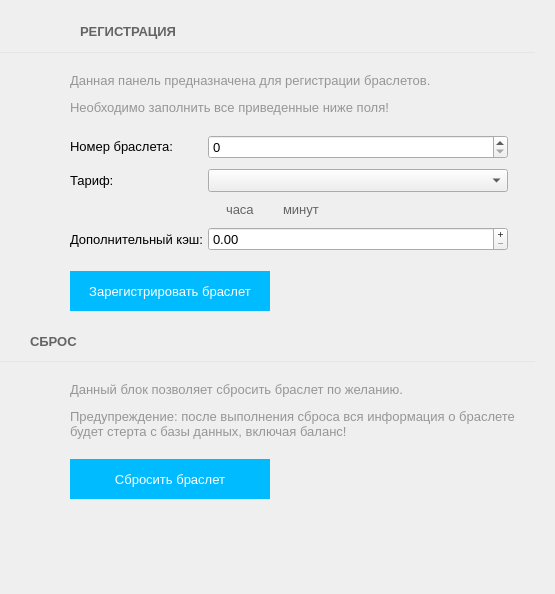
Old version of the form Client/forms/RegisterForm.ui in the repository Baxulio/Attraction.
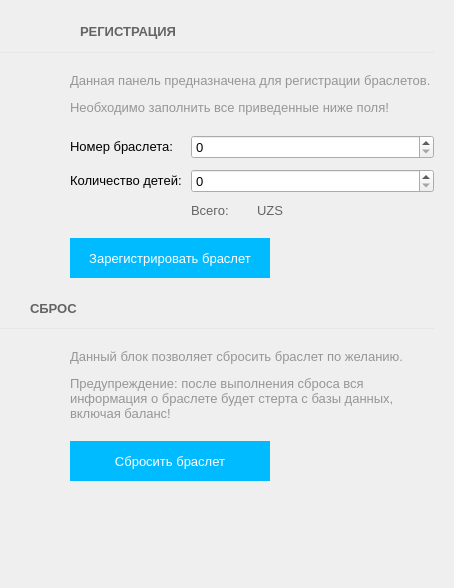
New version of the form. Icons and pictures are not drawn.

Patch:
```diff
--- a/Client/forms/RegisterForm.ui
+++ b/Client/forms/RegisterForm.ui
@@ -6,8 +6,8 @@
    <rect>
     <x>0</x>
     <y>0</y>
-    <width>555</width>
-    <height>594</height>
+    <width>454</width>
+    <height>588</height>
    </rect>
   </property>
   <property name="windowTitle">
@@ -190,84 +190,6 @@
          <property name="verticalSpacing">
           <number>10</number>
          </property>
-         <item row="3" column="0">
-          <widget class="QLabel" name="label_28">
-           <property name="font">
-            <font>
-             <pointsize>10</pointsize>
-            </font>
-           </property>
-           <property name="text">
-            <string>Дополнительный кэш:</string>
-           </property>
-          </widget>
-         </item>
-         <item row="3" column="1">
-          <widget class="QDoubleSpinBox" name="cash_doubleSpinBox">
-           <property name="sizePolicy">
-            <sizepolicy hsizetype="Minimum" vsizetype="Fixed">
-             <horstretch>0</horstretch>
-             <verstretch>0</verstretch>
-            </sizepolicy>
-           </property>
-           <property name="maximumSize">
-            <size>
-             <width>300</width>
-             <height>16777215</height>
-            </size>
-           </property>
-           <property name="font">
-            <font>
-             <pointsize>10</pointsize>
-            </font>
-           </property>
-           <property name="buttonSymbols">
-            <enum>QAbstractSpinBox::PlusMinus</enum>
-           </property>
-           <property name="decimals">
-            <number>2</number>
-           </property>
-           <property name="maximum">
-            <double>10000000.000000000000000</double>
-           </property>
-           <property name="singleStep">
-            <double>500.000000000000000</double>
-           </property>
-          </widget>
-         </item>
-         <item row="1" column="0">
-          <widget class="QLabel" name="label_2">
-           <property name="font">
-            <font>
-             <pointsize>10</pointsize>
-            </font>
-           </property>
-           <property name="text">
-            <string>Тариф:                   </string>
-           </property>
-          </widget>
-         </item>
-         <item row="1" column="1">
-          <widget class="QComboBox" name="tariff_comboBox">
-           <property name="sizePolicy">
-            <sizepolicy hsizetype="Preferred" vsizetype="Fixed">
-             <horstretch>0</horstretch>
-             <verstretch>0</verstretch>
-            </sizepolicy>
-           </property>
-           <property name="maximumSize">
-            <size>
-             <width>300</width>
-             <height>16777215</height>
-            </size>
-           </property>
-           <property name="font">
-            <font>
-             <pointsize>10</pointsize>
-            </font>
-           </property>
-          </widget>
-         </item>
          <item row="0" column="0">
           <widget class="QLabel" name="label">
            <property name="font">
@@ -302,10 +224,49 @@
            <property name="maximum">
             <number>999</number>
            </property>
+           <property name="value">
+            <number>0</number>
+           </property>
+          </widget>
+         </item>
+         <item row="1" column="0">
+          <widget class="QLabel" name="label_9">
+           <property name="font">
+            <font>
+             <pointsize>10</pointsize>
+            </font>
+           </property>
+           <property name="text">
+            <string>&lt;html&gt;&lt;head/&gt;&lt;body&gt;&lt;p&gt;Количество детей: &lt;/p&gt;&lt;/body&gt;&lt;/html&gt;</string>
+           </property>
+          </widget>
+         </item>
+         <item row="1" column="1">
+          <widget class="QSpinBox" name="childs_spinBox">
+           <property name="sizePolicy">
+            <sizepolicy hsizetype="Minimum" vsizetype="Fixed">
+             <horstretch>0</horstretch>
+             <verstretch>0</verstretch>
+            </sizepolicy>
+           </property>
+           <property name="maximumSize">
+            <size>
+             <width>300</width>
+             <height>16777215</height>
+            </size>
+           </property>
+           <property name="font">
+            <font>
+             <pointsize>10</pointsize>
+            </font>
+           </property>
+           <property name="maximum">
+            <number>999</number>
+           </property>
           </widget>
          </item>
          <item row="2" column="1">
-          <layout class="QHBoxLayout" name="horizontalLayout_7">
+          <layout class="QHBoxLayout" name="horizontalLayout_7" stretch="0,0,1">
            <property name="spacing">
             <number>10</number>
            </property>
@@ -317,49 +278,10 @@
               </font>
              </property>
              <property name="styleSheet">
-              <string notr="true">color: rgb(0, 170, 255);</string>
-             </property>
-            </widget>
-           </item>
-           <item>
-            <widget class="QLabel" name="tarif_info_label_3">
-             <property name="font">
-              <font>
-               <pointsize>10</pointsize>
-              </font>
-             </property>
-             <property name="styleSheet">
               <string notr="true">color: rgb(100, 100, 100);</string>
              </property>
              <property name="text">
-              <string>часа</string>
-             </property>
-            </widget>
-           </item>
-           <item>
-            <widget class="QLabel" name="minutes_label">
-             <property name="font">
-              <font>
-               <pointsize>10</pointsize>
-              </font>
-             </property>
-             <property name="styleSheet">
-              <string notr="true">color: rgb(0, 170, 255);</string>
-             </property>
-            </widget>
-           </item>
-           <item>
-            <widget class="QLabel" name="tarif_info_label">
-             <property name="font">
-              <font>
-               <pointsize>10</pointsize>
-              </font>
-             </property>
-             <property name="styleSheet">
-              <string notr="true">color: rgb(100, 100, 100);</string>
-             </property>
-             <property name="text">
-              <string>минут</string>
+              <string>Всего:</string>
              </property>
             </widget>
            </item>
@@ -371,18 +293,12 @@
               </font>
              </property>
              <property name="styleSheet">
-              <string notr="true">color: rgb(255, 170, 0);</string>
+              <string notr="true">color: rgb(255, 0, 0);</string>
              </property>
             </widget>
            </item>
            <item>
-            <widget class="QLabel" name="tarif_info_label_6">
-             <property name="sizePolicy">
-              <sizepolicy hsizetype="Expanding" vsizetype="Preferred">
-               <horstretch>0</horstretch>
-               <verstretch>0</verstretch>
-              </sizepolicy>
-             </property>
+            <widget class="QLabel" name="price_label_2">
              <property name="font">
               <font>
                <pointsize>10</pointsize>
@@ -391,6 +307,9 @@
              <property name="styleSheet">
               <string notr="true">color: rgb(100, 100, 100);</string>
              </property>
+             <property name="text">
+              <string>UZS</string>
+             </property>
             </widget>
            </item>
           </layout>
```
Left out of the diff: 2 changed lines with no effect on the pictures.
